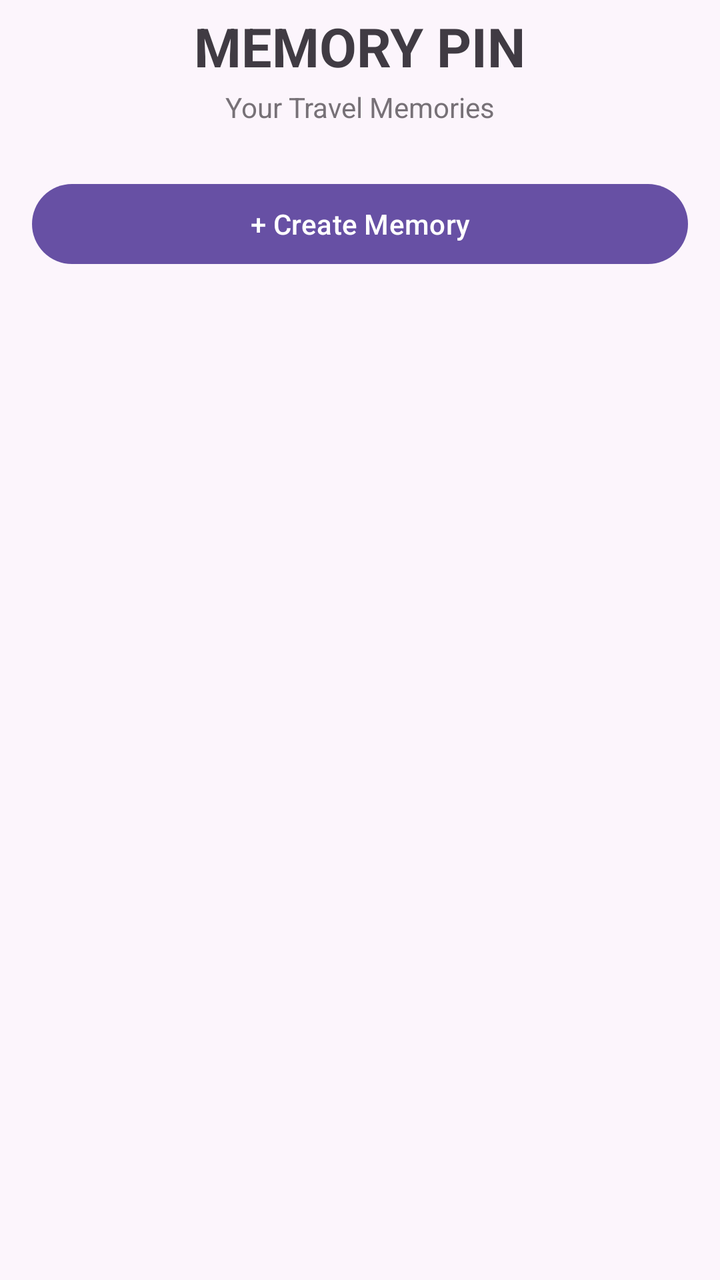
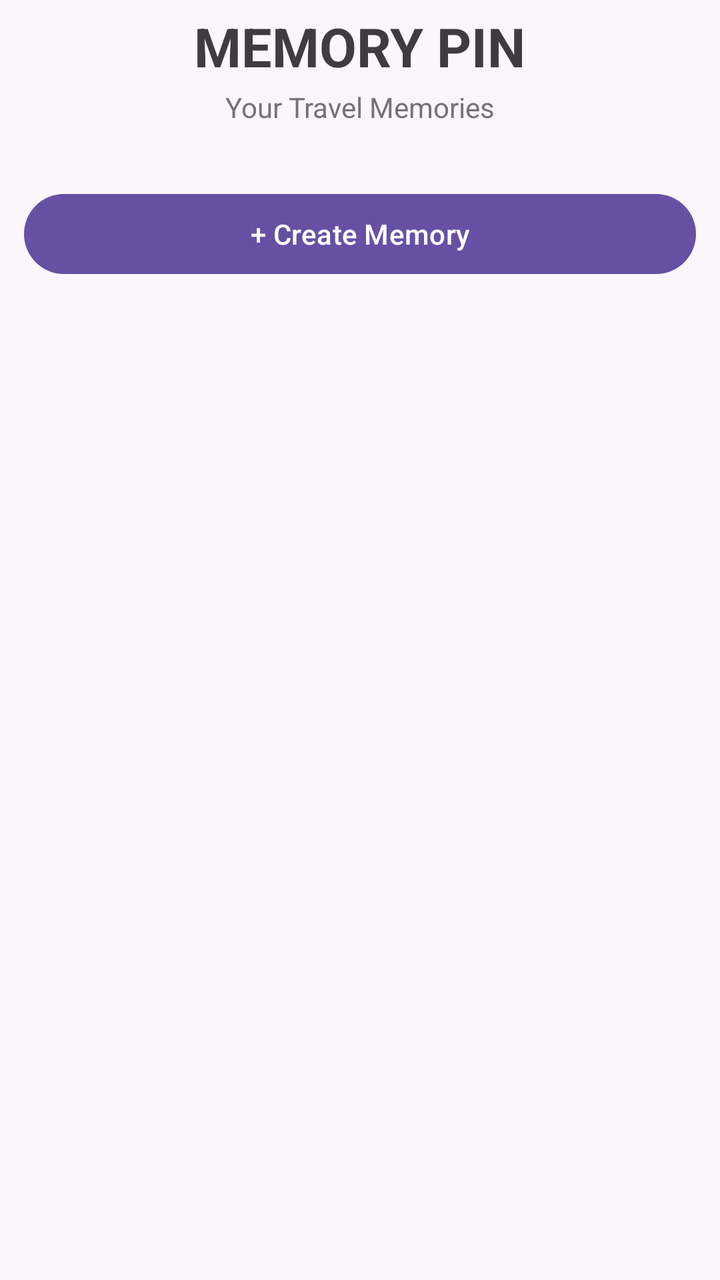

The first picture is an Android layout as it rendered before a commit; the second is the same layout after the commit. The layout source and the unified diff follow.
<!-- AndroidManifest.xml: application theme Theme.Memory_Pin -->
<!-- res/layout/activity_main.xml -->
<?xml version="1.0" encoding="utf-8"?>
<ScrollView
    xmlns:android="http://schemas.android.com/apk/res/android"
    android:layout_width="match_parent"
    android:layout_height="match_parent"
    android:background="#FCF5FC">

    <LinearLayout
        android:layout_width="match_parent"
        android:layout_height="wrap_content"
        android:orientation="vertical"
        android:paddingStart="16dp"
        android:paddingEnd="16dp"
        android:paddingTop="5dp"
        android:paddingBottom="25dp">

        <TextView
            android:id="@+id/tvTitle"
            android:layout_width="wrap_content"
            android:layout_height="wrap_content"
            android:layout_gravity="center"
            android:text="MEMORY PIN"
            android:textColor="#403B43"
            android:textSize="27sp"
            android:textStyle="bold" />

        <TextView
            android:id="@+id/tvSubtitle"
            android:layout_width="wrap_content"
            android:layout_height="wrap_content"
            android:layout_gravity="center"
            android:layout_marginTop="3dp"
            android:text="Your Travel Memories"
            android:textColor="#777177"
            android:textSize="14sp" />

        <TextView
            android:id="@+id/tvEmpty"
            android:layout_width="wrap_content"
            android:layout_height="wrap_content"
            android:layout_gravity="center"
            android:layout_marginTop="55dp"
            android:text="📍 No memories yet"
            android:textColor="#777177"
            android:textSize="19sp"
            android:visibility="gone" />

        <LinearLayout
            android:id="@+id/memoryContainer"
            android:layout_width="match_parent"
            android:layout_height="wrap_content"
            android:layout_marginTop="20dp"
            android:orientation="vertical" />

        <Button
            android:id="@+id/btnCreateMemory"
            android:layout_width="match_parent"
            android:layout_height="wrap_content"
            android:layout_marginTop="5dp"
            android:text="+ Create Memory"
            android:textAllCaps="false" />

    </LinearLayout>

</ScrollView>
<!-- resources referenced by this layout -->
<resources>
  <style name="Theme.Memory_Pin" parent="Base.Theme.Memory_Pin" />
  <style name="Base.Theme.Memory_Pin" parent="Theme.Material3.DayNight.NoActionBar">
          
          
      </style>
</resources>

<!-- the commit's change to res/layout/activity_main.xml (unified diff, before → after) -->
@@ -9,8 +9,8 @@
         android:layout_width="match_parent"
         android:layout_height="wrap_content"
         android:orientation="vertical"
-        android:paddingStart="16dp"
-        android:paddingEnd="16dp"
+        android:paddingStart="10dp"
+        android:paddingEnd="10dp"
         android:paddingTop="5dp"
         android:paddingBottom="25dp">
 
@@ -45,18 +45,22 @@
             android:textSize="19sp"
             android:visibility="gone" />
 
-        <LinearLayout
+        <GridLayout
             android:id="@+id/memoryContainer"
             android:layout_width="match_parent"
             android:layout_height="wrap_content"
-            android:layout_marginTop="20dp"
-            android:orientation="vertical" />
+            android:layout_marginTop="18dp"
+            android:columnCount="3"
+            android:orientation="horizontal"
+            android:useDefaultMargins="false" />
 
         <Button
             android:id="@+id/btnCreateMemory"
             android:layout_width="match_parent"
             android:layout_height="wrap_content"
-            android:layout_marginTop="5dp"
+            android:layout_marginStart="2dp"
+            android:layout_marginEnd="2dp"
+            android:layout_marginTop="12dp"
             android:text="+ Create Memory"
             android:textAllCaps="false" />
 
